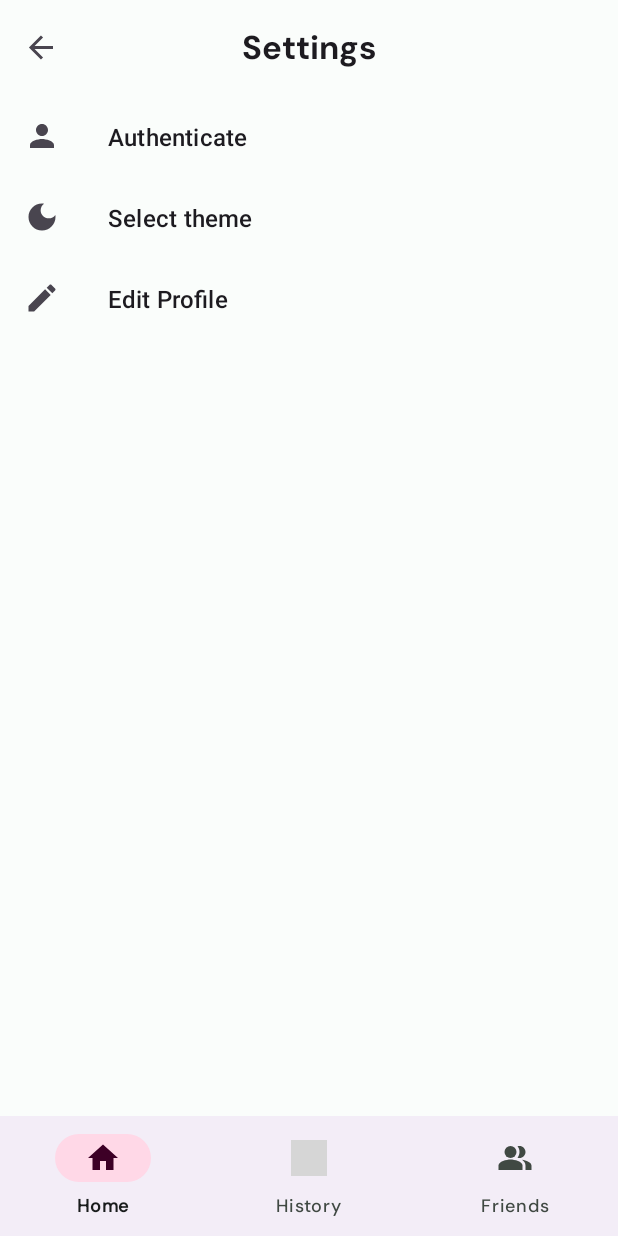
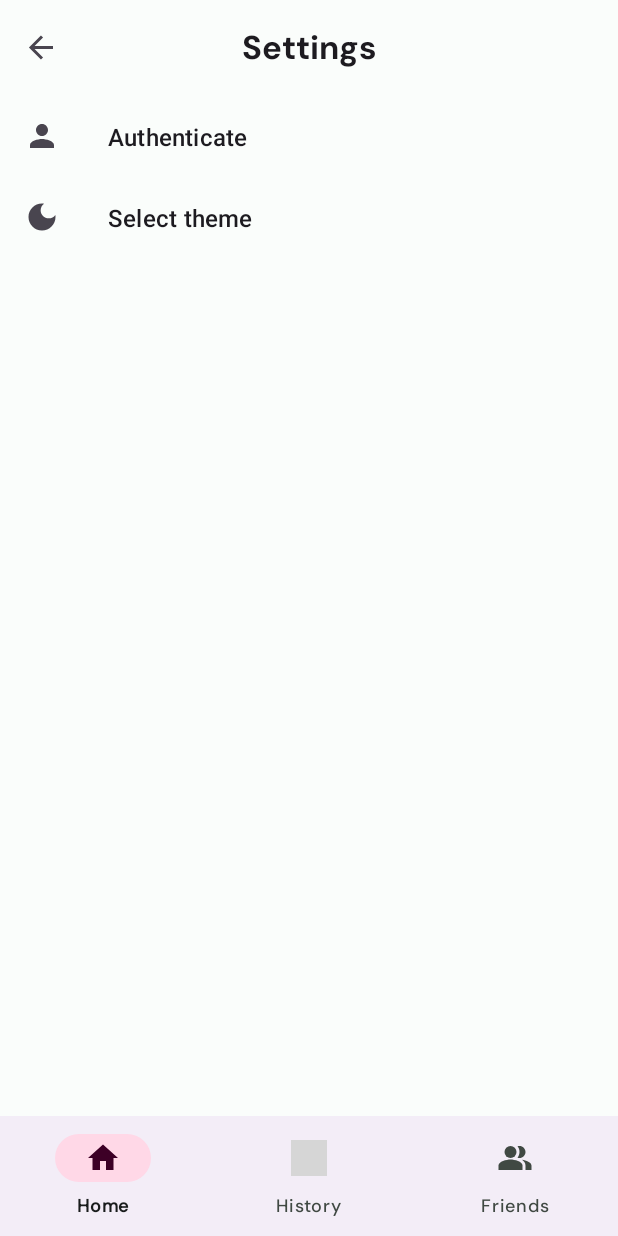
Before and after one commit to H3isenb3rg/MobileProgramming2023, an Android app: the screen it shows after launch (MainActivity), after a tap on "Settings", on a phone screen of 412 x 824 dp. Run offline under Robolectric (Android 15) with nearby library versions, the phone set to English and light mode, and no system bars; our stand-ins replace Firebase (no records; nobody signed in at launch, a user with empty details on screens opened directly), androidx.preference, navigation-ui; pictures from the network do not load; grey boxes are pictures that could not be loaded.

Commit message:
Makes the edit profile preference only show if auth

```diff
--- a/app/src/main/java/it/unibs/mp/horace/ui/settings/SettingsFragment.kt
+++ b/app/src/main/java/it/unibs/mp/horace/ui/settings/SettingsFragment.kt
@@ -30,6 +30,9 @@ class SettingsFragment : PreferenceFragmentCompat(), SharedPreferences.OnSharedP
                 .navigate(SettingsFragmentDirections.actionSettingsFragmentToAuthGraph())
             true
         }
+
+        val editPref = findPreference<Preference>("edit")!!
+        editPref.isVisible = isLoggedIn
 
         val logoutPref = findPreference<Preference>("logout")!!
         logoutPref.isVisible = isLoggedIn
```
